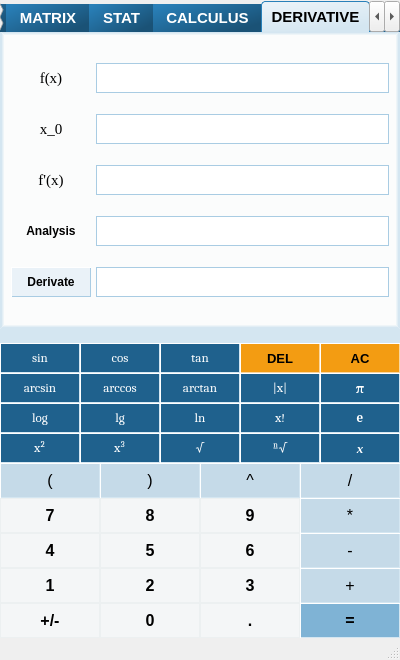
Above: visualcalc.ui from Ruixin-Wang/VisualCalc before the change. Below: the same form after it.
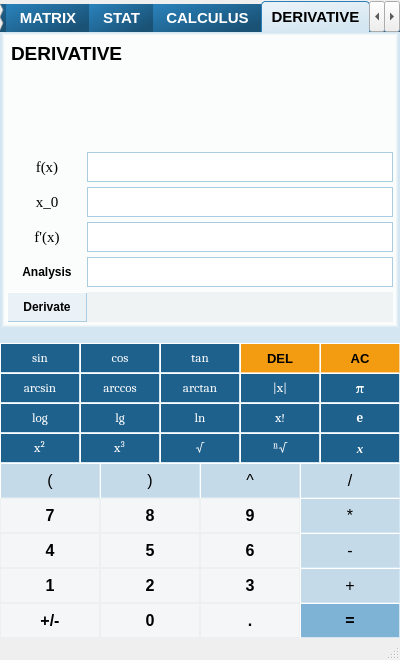
That is the form after the change. The open tabs and pages were chosen to show the change.

```diff
--- a/visualcalc.ui
+++ b/visualcalc.ui
@@ -4859,24 +4859,59 @@
        </attribute>
        <layout class="QGridLayout" name="gridLayout_7">
         <property name="leftMargin">
-         <number>4</number>
+         <number>0</number>
         </property>
         <property name="topMargin">
-         <number>4</number>
+         <number>0</number>
         </property>
         <property name="rightMargin">
-         <number>4</number>
+         <number>0</number>
         </property>
         <property name="bottomMargin">
-         <number>4</number>
+         <number>0</number>
         </property>
         <property name="horizontalSpacing">
-         <number>5</number>
+         <number>0</number>
         </property>
         <property name="verticalSpacing">
-         <number>0</number>
+         <number>5</number>
         </property>
-        <item row="0" column="0">
+        <item row="0" column="0" colspan="2">
+         <widget class="QTextEdit" name="Title_4">
+          <property name="styleSheet">
+           <string notr="true">QTextEdit {
+    background-color: #fbfcfc; 
+	border: 0px solid gray;
+	color: #000000;
+	font: 75 11pt &quot;Arial&quot;;
+	font-weight: Bold;
+}</string>
+          </property>
+          <property name="verticalScrollBarPolicy">
+           <enum>Qt::ScrollBarAlwaysOff</enum>
+          </property>
+          <property name="horizontalScrollBarPolicy">
+           <enum>Qt::ScrollBarAlwaysOff</enum>
+          </property>
+          <property name="readOnly">
+           <bool>true</bool>
+          </property>
+          <property name="html">
+           <string>&lt;!DOCTYPE HTML PUBLIC &quot;-//W3C//DTD HTML 4.0//EN&quot; &quot;http://www.w3.org/TR/REC-html40/strict.dtd&quot;&gt;
+&lt;html&gt;&lt;head&gt;&lt;meta name=&quot;qrichtext&quot; content=&quot;1&quot; /&gt;&lt;style type=&quot;text/css&quot;&gt;
+p, li { white-space: pre-wrap; }
+&lt;/style&gt;&lt;/head&gt;&lt;body style=&quot; font-family:'Arial'; font-size:11pt; font-weight:600; font-style:normal;&quot;&gt;
+&lt;p style=&quot; margin-top:12px; margin-bottom:12px; margin-left:0px; margin-right:0px; -qt-block-indent:0; text-indent:0px;&quot;&gt;&lt;span style=&quot; font-family:'Arial Black,sans-serif'; font-size:14pt;&quot;&gt;DERIVATIVE&lt;/span&gt;&lt;/p&gt;&lt;/body&gt;&lt;/html&gt;</string>
+          </property>
+          <property name="textInteractionFlags">
+           <set>Qt::NoTextInteraction</set>
+          </property>
+          <property name="placeholderText">
+           <string/>
+          </property>
+         </widget>
+        </item>
+        <item row="1" column="0">
          <widget class="QLabel" name="label_6">
           <property name="font">
            <font>
@@ -4892,7 +4927,7 @@
           </property>
          </widget>
         </item>
-        <item row="0" column="1">
+        <item row="1" column="1">
          <widget class="QLineEdit" name="DiffExpr">
           <property name="minimumSize">
            <size>
@@ -4910,7 +4945,7 @@
           </property>
          </widget>
         </item>
-        <item row="1" column="0">
+        <item row="2" column="0">
          <widget class="QLabel" name="label_5">
           <property name="font">
            <font>
@@ -4926,7 +4961,7 @@
           </property>
          </widget>
         </item>
-        <item row="1" column="1">
+        <item row="2" column="1">
          <widget class="QLineEdit" name="Diff_x0">
           <property name="minimumSize">
            <size>
@@ -4944,7 +4979,7 @@
           </property>
          </widget>
         </item>
-        <item row="2" column="0">
+        <item row="3" column="0">
          <widget class="QLabel" name="label_4">
           <property name="font">
            <font>
@@ -4960,7 +4995,7 @@
           </property>
          </widget>
         </item>
-        <item row="2" column="1">
+        <item row="3" column="1">
          <widget class="QLineEdit" name="Diff_diffexpr">
           <property name="minimumSize">
            <size>
@@ -4981,7 +5016,7 @@
           </property>
          </widget>
         </item>
-        <item row="3" column="0">
+        <item row="4" column="0">
          <widget class="QLabel" name="label_7">
           <property name="font">
            <font>
@@ -4999,7 +5034,7 @@
           </property>
          </widget>
         </item>
-        <item row="3" column="1">
+        <item row="4" column="1">
          <widget class="QLineEdit" name="Diff_analysis">
           <property name="minimumSize">
            <size>
@@ -5020,7 +5055,7 @@
           </property>
          </widget>
         </item>
-        <item row="4" column="0">
+        <item row="5" column="0">
          <widget class="QPushButton" name="Diff_btn">
           <property name="minimumSize">
            <size>
@@ -5058,7 +5093,7 @@
           </property>
          </widget>
         </item>
-        <item row="4" column="1">
+        <item row="5" column="1">
          <widget class="QLineEdit" name="Diff_Val">
           <property name="minimumSize">
            <size>
@@ -5068,10 +5103,14 @@
           </property>
           <property name="styleSheet">
            <string notr="true">QLineEdit {
+	background-color: #F0F3F4; 
+	border: 0px solid gray;
+	color: #000000;
 	
-	border: 1px solid rgb(169, 204, 227);
-	font: 14pt &quot;Times New Roman&quot;;
-	font-weight: normal;
+	
+	
+	font:  &quot;Segoe UI&quot;;
+	font-weight: Bold;
 }</string>
           </property>
           <property name="readOnly">
```
